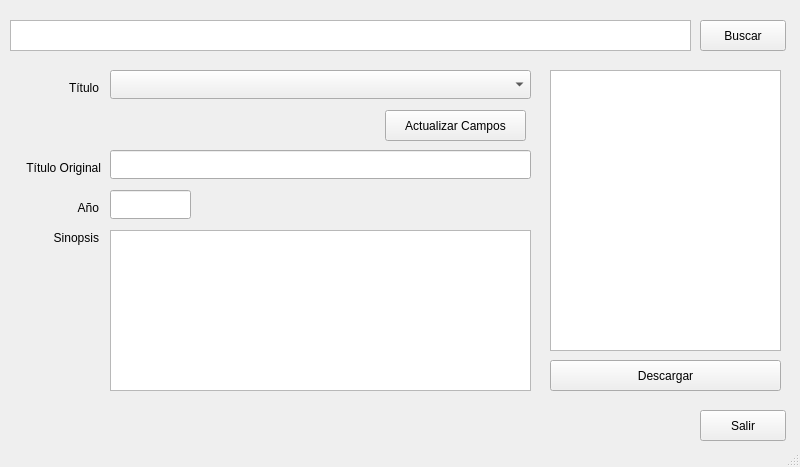
Old version of the form mainmenu.ui in the repository manuel-alcocer/fetchpostergui.
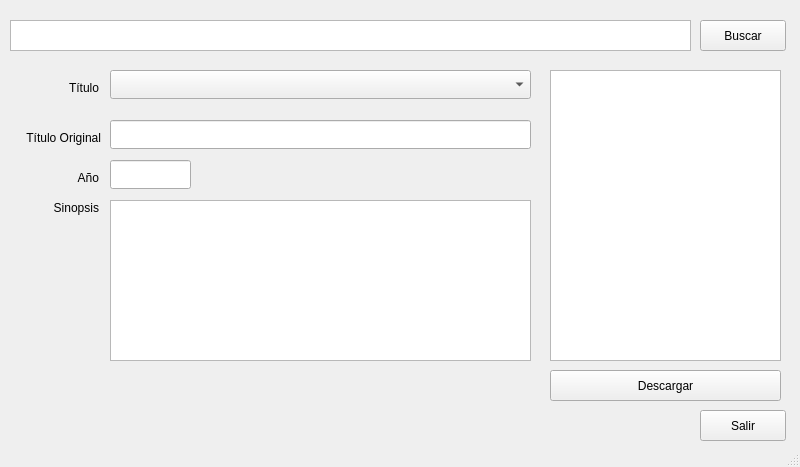
New version of the form.

Commit message: boton actualizar quitado

What changed in the file:
```diff
--- a/mainmenu.ui
+++ b/mainmenu.ui
@@ -67,7 +67,7 @@
     <property name="geometry">
      <rect>
       <x>110</x>
-      <y>150</y>
+      <y>120</y>
       <width>421</width>
       <height>29</height>
      </rect>
@@ -82,7 +82,7 @@
       <x>550</x>
       <y>70</y>
       <width>231</width>
-      <height>281</height>
+      <height>291</height>
      </rect>
     </property>
    </widget>
@@ -90,7 +90,7 @@
     <property name="geometry">
      <rect>
       <x>10</x>
-      <y>160</y>
+      <y>130</y>
       <width>91</width>
       <height>16</height>
      </rect>
@@ -106,7 +106,7 @@
     <property name="geometry">
      <rect>
       <x>40</x>
-      <y>200</y>
+      <y>170</y>
       <width>59</width>
       <height>15</height>
      </rect>
@@ -122,7 +122,7 @@
     <property name="geometry">
      <rect>
       <x>40</x>
-      <y>230</y>
+      <y>200</y>
       <width>59</width>
       <height>15</height>
      </rect>
@@ -138,7 +138,7 @@
     <property name="geometry">
      <rect>
       <x>110</x>
-      <y>190</y>
+      <y>160</y>
       <width>81</width>
       <height>29</height>
      </rect>
@@ -151,7 +151,7 @@
     <property name="geometry">
      <rect>
       <x>110</x>
-      <y>230</y>
+      <y>200</y>
       <width>421</width>
       <height>161</height>
      </rect>
@@ -164,7 +164,7 @@
     <property name="geometry">
      <rect>
       <x>550</x>
-      <y>360</y>
+      <y>370</y>
       <width>231</width>
       <height>31</height>
      </rect>
@@ -186,19 +186,6 @@
      <string>Salir</string>
     </property>
    </widget>
-   <widget class="QPushButton" name="btnRefresh">
-    <property name="geometry">
-     <rect>
-      <x>385</x>
-      <y>110</y>
-      <width>141</width>
-      <height>31</height>
-     </rect>
-    </property>
-    <property name="text">
-     <string>Actualizar Campos</string>
-    </property>
-   </widget>
   </widget>
   <widget class="QStatusBar" name="statusbar"/>
  </widget>
```
The commit also changes 1 other file.
